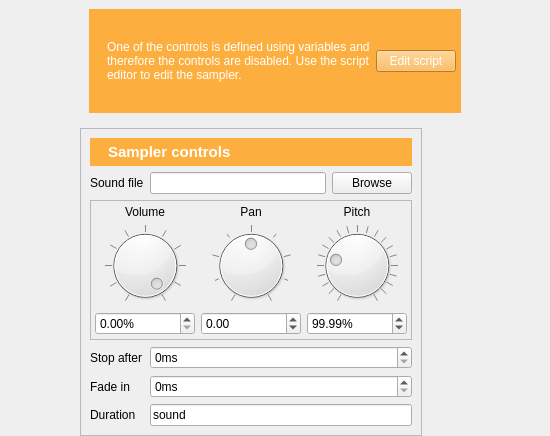
Old version of the form resources/ui/sampler_widget.ui in the repository open-cogsci/OpenSesame.
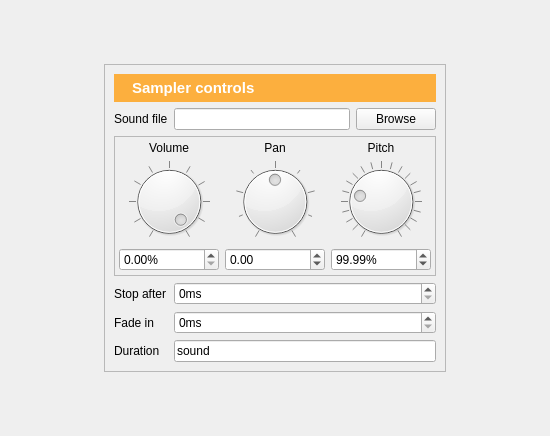
New version of the form. Icons and pictures are not drawn.

Diff of the .ui file:
```diff
--- a/resources/ui/sampler_widget.ui
+++ b/resources/ui/sampler_widget.ui
@@ -17,98 +17,7 @@
    <property name="margin">
     <number>0</number>
    </property>
-   <item row="1" column="2">
-    <spacer name="horizontalSpacer_2">
-     <property name="orientation">
-      <enum>Qt::Horizontal</enum>
-     </property>
-     <property name="sizeHint" stdset="0">
-      <size>
-       <width>40</width>
-       <height>20</height>
-      </size>
-     </property>
-    </spacer>
-   </item>
-   <item row="1" column="0">
-    <spacer name="horizontalSpacer">
-     <property name="orientation">
-      <enum>Qt::Horizontal</enum>
-     </property>
-     <property name="sizeHint" stdset="0">
-      <size>
-       <width>40</width>
-       <height>20</height>
-      </size>
-     </property>
-    </spacer>
-   </item>
    <item row="0" column="1">
-    <widget class="QFrame" name="frame_notification">
-     <property name="frameShape">
-      <enum>QFrame::NoFrame</enum>
-     </property>
-     <property name="frameShadow">
-      <enum>QFrame::Raised</enum>
-     </property>
-     <layout class="QHBoxLayout" name="horizontalLayout_4">
-      <item>
-       <widget class="QWidget" name="widget_2" native="true">
-        <property name="styleSheet">
-         <string notr="true">background-color: #fcaf3e;
-color: rgb(255, 255, 255);</string>
-        </property>
-        <layout class="QHBoxLayout" name="horizontalLayout_2">
-         <property name="margin">
-          <number>5</number>
-         </property>
-         <item>
-          <widget class="QLabel" name="label_script">
-           <property name="sizePolicy">
-            <sizepolicy hsizetype="Fixed" vsizetype="Preferred">
-             <horstretch>0</horstretch>
-             <verstretch>0</verstretch>
-            </sizepolicy>
-           </property>
-           <property name="text">
-            <string/>
-           </property>
-           <property name="pixmap">
-            <pixmap>:/icons/about_large.png</pixmap>
-           </property>
-          </widget>
-         </item>
-         <item>
-          <widget class="QLabel" name="label_15">
-           <property name="text">
-            <string>One of the controls is defined using variables and therefore the controls are disabled. Use the script editor to edit the sampler.</string>
-           </property>
-           <property name="wordWrap">
-            <bool>true</bool>
-           </property>
-          </widget>
-         </item>
-         <item>
-          <widget class="QPushButton" name="button_script">
-           <property name="toolTip">
-            <string>Edit the script to see the definition</string>
-           </property>
-           <property name="text">
-            <string>Edit script</string>
-           </property>
-           <property name="icon">
-            <iconset>
-             <normaloff>:/icons/script.png</normaloff>:/icons/script.png</iconset>
-           </property>
-          </widget>
-         </item>
-        </layout>
-       </widget>
-      </item>
-     </layout>
-    </widget>
-   </item>
-   <item row="1" column="1">
     <widget class="QFrame" name="frame_controls">
      <property name="sizePolicy">
       <sizepolicy hsizetype="Fixed" vsizetype="Fixed">
@@ -416,6 +325,32 @@
      </layout>
     </widget>
    </item>
+   <item row="0" column="2">
+    <spacer name="horizontalSpacer_2">
+     <property name="orientation">
+      <enum>Qt::Horizontal</enum>
+     </property>
+     <property name="sizeHint" stdset="0">
+      <size>
+       <width>40</width>
+       <height>20</height>
+      </size>
+     </property>
+    </spacer>
+   </item>
+   <item row="0" column="0">
+    <spacer name="horizontalSpacer">
+     <property name="orientation">
+      <enum>Qt::Horizontal</enum>
+     </property>
+     <property name="sizeHint" stdset="0">
+      <size>
+       <width>40</width>
+       <height>20</height>
+      </size>
+     </property>
+    </spacer>
+   </item>
   </layout>
  </widget>
  <resources/>
```
